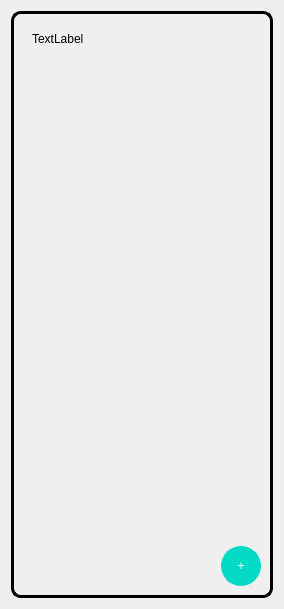
Qt form ui/group.ui (MarwanMagdy0/VoiceNote) before a commit.
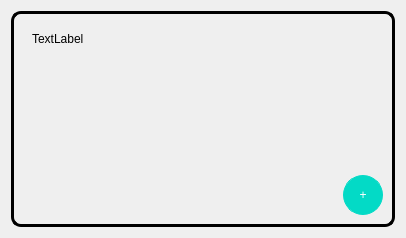
The same form after that commit.

Patch:
```diff
--- a/ui/group.ui
+++ b/ui/group.ui
@@ -6,8 +6,8 @@
    <rect>
     <x>0</x>
     <y>0</y>
-    <width>284</width>
-    <height>609</height>
+    <width>406</width>
+    <height>238</height>
    </rect>
   </property>
   <property name="windowTitle">
```
